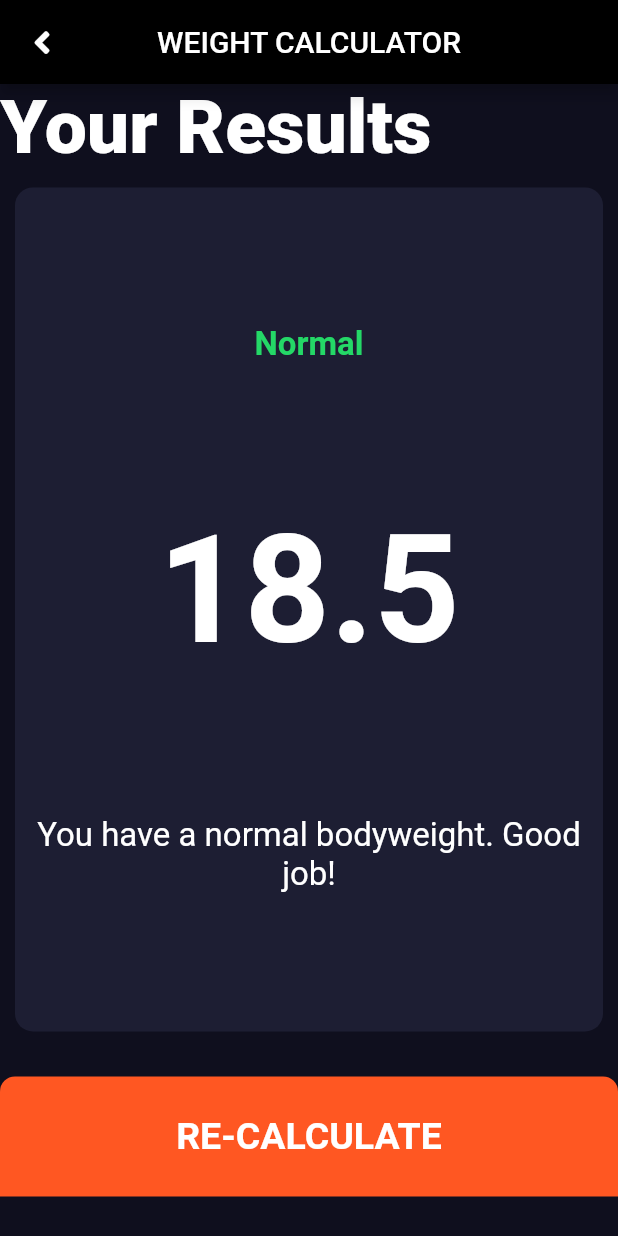
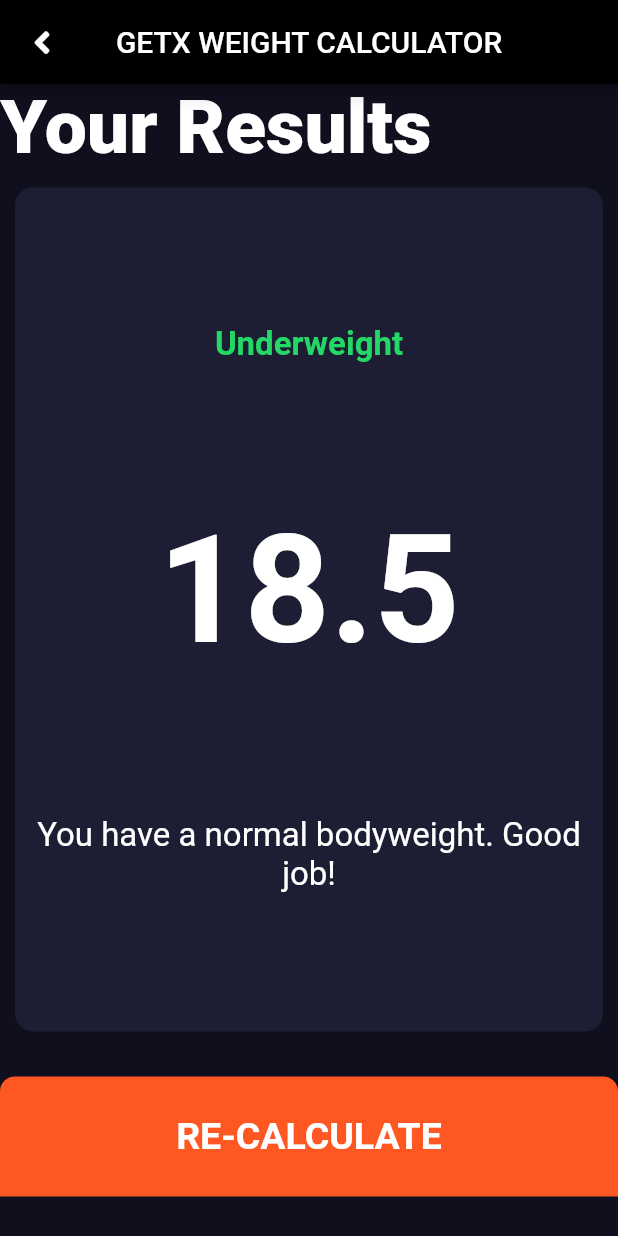
Before and after one commit to anikrakib/state_management_flutter, a Flutter app: the screen it shows after launch, after a tap on "CALCULATE", on a phone screen of 412 x 824 dp. Run offline on Flutter 3.47's test engine with Material 2 defaults, Android fonts, the phone set to English and light mode, and no system bars; our stand-ins replace font_awesome_flutter, get.

Commit message:
weight calculator state management(using getx)

```diff
--- a/lib/calculation.dart
+++ b/lib/calculation.dart
@@ -1,11 +1,11 @@
 import 'dart:math';
 
-class Calculator {
+class Calculation {
   final int height;
   final int weight;
   double _bmi = 0.0;
 
-  Calculator({required this.height, required this.weight});
+  Calculation({required this.height, required this.weight});
 
   String calculate() {
     _bmi = weight / (pow(height / 100, 2));
--- a/lib/constants.dart
+++ b/lib/constants.dart
@@ -1,6 +1,8 @@
 import 'package:flutter/material.dart';
 
-const title = 'weight calculator';
+const title_ = 'weight calculator';
+
+enum Sex { male, female }
 
 const kLabelTextStyle = TextStyle(
   fontSize: 18.0,
--- a/lib/screens/homePage/homepage.dart
+++ b/lib/default_state_management/screens/homePage/homepage.dart
@@ -2,10 +2,10 @@ import 'package:flutter/material.dart';
 import 'package:font_awesome_flutter/font_awesome_flutter.dart';
 import 'package:weight_calculator/calculation.dart';
 import 'package:weight_calculator/constants.dart';
-import 'package:weight_calculator/screens/homePage/component/bottom_button.dart';
-import 'package:weight_calculator/screens/homePage/component/icon_content.dart';
-import 'package:weight_calculator/screens/homePage/component/reusable_card.dart';
-import 'package:weight_calculator/screens/result/result_page.dart';
+import 'package:weight_calculator/component/bottom_button.dart';
+import 'package:weight_calculator/component/icon_content.dart';
+import 'package:weight_calculator/component/reusable_card.dart';
+import 'package:weight_calculator/default_state_management/screens/result/result_page.dart';
 
 enum Sex { Male, Female }
 
@@ -252,7 +252,7 @@ class _HomePageState extends State<HomePage> {
                       label: 'CALCULATE',
                       onPress: () {
                         var calulation =
-                            Calculator(height: height, weight: weight);
+                            Calculation(height: height, weight: weight);
 
                         final bmi = calulation.calculate();
                         final result = calulation.getResult();
@@ -262,9 +262,11 @@ class _HomePageState extends State<HomePage> {
                           context,
                           MaterialPageRoute(
                               builder: (context) => ResultPage(
-                                  bmi: bmi,
-                                  result: result,
-                                  interpretation: interpretation)),
+                                    bmi: bmi,
+                                    result: result,
+                                    interpretation: interpretation,
+                                    title: widget.title,
+                                  )),
                         );
                       }),
                 ),
--- /dev/null
+++ b/lib/default_state_management/screens/result/result_page.dart
@@ -0,0 +1,100 @@
+import 'package:flutter/material.dart';
+import 'package:font_awesome_flutter/font_awesome_flutter.dart';
+import 'package:weight_calculator/constants.dart';
+import 'package:weight_calculator/component/bottom_button.dart';
+import 'package:weight_calculator/component/reusable_card.dart';
+
+class ResultPage extends StatelessWidget {
+  const ResultPage({
+    Key? key,
+    required this.bmi,
+    required this.result,
+    required this.interpretation,
+    required this.title,
+  }) : super(key: key);
+
+  final String bmi;
+  final String title;
+  final String result;
+  final String interpretation;
+
+  @override
+  Widget build(BuildContext context) {
+    return Scaffold(
+      appBar: AppBar(
+        backgroundColor: Colors.black,
+        leading: GestureDetector(
+          onTap: () {
+            Navigator.pop(context);
+          },
+          child: const Icon(
+            FontAwesomeIcons.angleLeft,
+          ),
+        ),
+        title: Text(
+          title.toUpperCase(),
+        ),
+        centerTitle: true,
+      ),
+      body: Stack(
+        children: [
+          SingleChildScrollView(
+            child: Container(
+              height: MediaQuery.of(context).size.height * .9,
+              padding: const EdgeInsets.only(bottom: kCardMargin * 2),
+              child: Column(
+                mainAxisAlignment: MainAxisAlignment.center,
+                crossAxisAlignment: CrossAxisAlignment.start,
+                children: [
+                  const Text(
+                    "Your Results",
+                    style: kLargeNumberLabelTextStyle,
+                  ),
+                  Expanded(
+                    child: Container(
+                      margin: const EdgeInsets.only(bottom: kCardMargin * 8),
+                      child: ReUsableCard(
+                        color: kActiveCardColor,
+                        child: SizedBox(
+                          width: double.infinity,
+                          child: Expanded(
+                            child: Column(
+                              mainAxisAlignment: MainAxisAlignment.spaceEvenly,
+                              children: [
+                                Text(
+                                  result,
+                                  style: kResultsTextStyle,
+                                ),
+                                Text(
+                                  bmi,
+                                  style: kAppBarTitleTextStyle,
+                                ),
+                                Text(
+                                  interpretation,
+                                  style: kBodyTextStyle,
+                                  textAlign: TextAlign.center,
+                                ),
+                              ],
+                            ),
+                          ),
+                        ),
+                      ),
+                    ),
+                  ),
+                ],
+              ),
+            ),
+          ),
+          Positioned(
+            bottom: 0,
+            child: SizedBox(
+              width: MediaQuery.of(context).size.width,
+              child: BottomButton(
+                  label: 'RE-CALCULATE', onPress: () => Navigator.pop(context)),
+            ),
+          )
+        ],
+      ),
+    );
+  }
+}
--- /dev/null
+++ b/lib/getx_state_management/controller/input_controller.dart
@@ -0,0 +1,25 @@
+import 'package:flutter/cupertino.dart';
+import 'package:get/get.dart';
+import 'package:weight_calculator/constants.dart';
+
+class InputController extends GetxController {
+  RxInt bmi = 0.obs;
+  RxInt height = 180.obs;
+  RxInt weight = 60.obs;
+  RxInt age = 20.obs;
+  Rx<Sex> choice = Sex.male.obs;
+
+  RxBool isSelected = false.obs;
+
+  void incrementAge() => age.value++;
+  void decrementAge() => age.value--;
+  void incrementWeight() => weight.value++;
+  void decrementWeight() => weight.value--;
+  void chnageColor() => isSelected.value = !isSelected.value;
+  Color getCardColor({bool selected = false}) {
+    return selected ? kActiveCardColor : kInactiveCardColor;
+  }
+
+  void changeHeight(int heightNewvalue) => height.value = heightNewvalue;
+  void changeGender(Sex gender) => choice.value = gender;
+}
--- /dev/null
+++ b/lib/getx_state_management/screens/homePage/homepage.dart
@@ -0,0 +1,263 @@
+import 'package:flutter/material.dart';
+import 'package:font_awesome_flutter/font_awesome_flutter.dart';
+import 'package:get/get.dart';
+import 'package:weight_calculator/component/bottom_button.dart';
+import 'package:weight_calculator/component/icon_content.dart';
+import 'package:weight_calculator/component/reusable_card.dart';
+import 'package:weight_calculator/constants.dart';
+import 'package:weight_calculator/getx_state_management/controller/input_controller.dart';
+import 'package:weight_calculator/getx_state_management/screens/result/result_page.dart';
+
+import '../../../calculation.dart';
+
+class HomePage extends StatelessWidget {
+  const HomePage({
+    Key? key,
+    required this.title,
+  }) : super(key: key);
+
+  final String title;
+
+  @override
+  Widget build(BuildContext context) {
+    InputController inputController = Get.put(InputController());
+    print('create');
+    return Scaffold(
+      appBar: AppBar(
+        backgroundColor: Colors.black,
+        title: Text(title.toUpperCase()),
+        centerTitle: true,
+      ),
+      body: Builder(builder: (context) {
+        return SafeArea(
+          child: Stack(
+            children: [
+              Container(
+                  height: MediaQuery.of(context).size.height,
+                  padding: const EdgeInsets.only(bottom: kCardMargin * 8),
+                  child: SingleChildScrollView(
+                    physics: const BouncingScrollPhysics(),
+                    child: Obx(
+                      () => Column(
+                        mainAxisAlignment: MainAxisAlignment.center,
+                        crossAxisAlignment: CrossAxisAlignment.stretch,
+                        children: [
+                          Row(
+                            children: [
+                              Expanded(
+                                child: ReUsableCard(
+                                  color:
+                                      inputController.choice.value == Sex.male
+                                          ? kActiveCardColor
+                                          : kInactiveCardColor,
+                                  child: const IconContent(
+                                    label: "Male",
+                                    icon: FontAwesomeIcons.mars,
+                                  ),
+                                  onTap: () =>
+                                      inputController.changeGender(Sex.male),
+                                ),
+                              ),
+                              Expanded(
+                                child: ReUsableCard(
+                                  color:
+                                      inputController.choice.value == Sex.female
+                                          ? kActiveCardColor
+                                          : kInactiveCardColor,
+                                  child: const IconContent(
+                                    label: "Female",
+                                    icon: FontAwesomeIcons.venus,
+                                  ),
+                                  onTap: () =>
+                                      inputController.changeGender(Sex.female),
+                                ),
+                              ),
+                            ],
+                          ),
+                          ReUsableCard(
+                            color: kActiveCardColor,
+                            child: Padding(
+                              padding: const EdgeInsets.only(top: kCardMargin),
+                              child: Column(
+                                children: [
+                                  const Text(
+                                    "HEIGHT",
+                                    style: kLabelTextStyle,
+                                  ),
+                                  Row(
+                                    mainAxisAlignment: MainAxisAlignment.center,
+                                    crossAxisAlignment:
+                                        CrossAxisAlignment.baseline,
+                                    textBaseline: TextBaseline.alphabetic,
+                                    children: [
+                                      Text(
+                                        inputController.height.value.toString(),
+                                        style: kLargeNumberLabelTextStyle,
+                                      ),
+                                      const Text(
+                                        "cm",
+                                        style: kLabelTextStyle,
+                                      ),
+                                    ],
+                                  ),
+                                  SliderTheme(
+                                    data: SliderTheme.of(context).copyWith(
+                                      thumbShape: const RoundSliderThumbShape(
+                                        enabledThumbRadius: 15.0,
+                                      ),
+                                      overlayShape:
+                                          const RoundSliderOverlayShape(
+                                        overlayRadius: 30.0,
+                                      ),
+                                      thumbColor: Colors.deepOrange,
+                                      overlayColor: Colors.deepOrange.shade900,
+                                      activeTrackColor: Colors.white,
+                                      inactiveTrackColor:
+                                          const Color(0xFF8D8E98),
+                                    ),
+                                    child: Slider(
+                                        value: inputController.height.value
+                                            .toDouble(),
+                                        min: kSliderMin,
+                                        max: kSliderMax,
+                                        //divisions: (kSliderMax - kSliderMin).toInt(),
+                                        onChanged: (newValue) => inputController
+                                            .changeHeight(newValue.toInt())
+                                        //ChangeHeight(newValue.toInt()),
+                                        ),
+                                  )
+                                ],
+                              ),
+                            ),
+                          ),
+                          Row(
+                            children: [
+                              Expanded(
+                                child: ReUsableCard(
+                                  color: kActiveCardColor,
+                                  child: Padding(
+                                    padding:
+                                        const EdgeInsets.all(kCardMargin * 2),
+                                    child: Column(
+                                      mainAxisAlignment:
+                                          MainAxisAlignment.center,
+                                      children: [
+                                        const Text(
+                                          'WEIGHT',
+                                          style: kLabelTextStyle,
+                                        ),
+                                        Text(
+                                          inputController.weight.value
+                                              .toString(),
+                                          style: kLargeNumberLabelTextStyle,
+                                        ),
+                                        Row(
+                                          mainAxisAlignment:
+                                              MainAxisAlignment.center,
+                                          children: [
+                                            RawMaterialButton(
+                                              child: const Icon(
+                                                  FontAwesomeIcons.plus),
+                                              onPressed: () => inputController
+                                                  .incrementWeight(),
+                                              constraints:
+                                                  kRoundIconButtonConstraints,
+                                              shape: const CircleBorder(),
+                                              fillColor: kRoundIconButtonColor,
+                                            ),
+                                            const SizedBox(
+                                                width: labelIconSpacing),
+                                            RawMaterialButton(
+                                              child: const Icon(
+                                                  FontAwesomeIcons.minus),
+                                              onPressed: () => inputController
+                                                  .decrementWeight(),
+                                              constraints:
+                                                  kRoundIconButtonConstraints,
+                                              shape: const CircleBorder(),
+                                              fillColor: kRoundIconButtonColor,
+                                            ),
+                                          ],
+                                        ),
+                                      ],
+                                    ),
+                                  ),
+                                  onTap: () {},
+                                ),
+                              ),
+                              Expanded(
+                                child: ReUsableCard(
+                                  color: kActiveCardColor,
+                                  child: Padding(
+                                    padding:
+                                        const EdgeInsets.all(kCardMargin * 2),
+                                    child: Column(
+                                      mainAxisAlignment:
+                                          MainAxisAlignment.center,
+                                      children: [
+                                        const Text(
+                                          'AGE',
+                                          style: kLabelTextStyle,
+                                        ),
+                                        Text(
+                                          inputController.age.value.toString(),
+                                          style: kLargeNumberLabelTextStyle,
+                                        ),
+                                        Row(
+                                          mainAxisAlignment:
+                                              MainAxisAlignment.center,
+                                          children: [
+                                            RawMaterialButton(
+                                              child: const Icon(
+                                                  FontAwesomeIcons.plus),
+                                              onPressed: () => inputController
+                                                  .incrementAge(),
+                                              constraints:
+                                                  kRoundIconButtonConstraints,
+                                              shape: const CircleBorder(),
+                                              fillColor: kRoundIconButtonColor,
+                                            ),
+                                            const SizedBox(
+                                                width: labelIconSpacing),
+                                            RawMaterialButton(
+                                              child: const Icon(
+                                                  FontAwesomeIcons.minus),
+                                              onPressed: () => inputController
+                                                  .decrementAge(),
+                                              constraints:
+                                                  kRoundIconButtonConstraints,
+                                              shape: const CircleBorder(),
+                                              fillColor: kRoundIconButtonColor,
+                                            ),
+                                          ],
+                                        ),
+                                      ],
+                                    ),
+                                  ),
+                                  onTap: () {},
+                                ),
+                              ),
+                            ],
+                          ),
+                        ],
+                      ),
+                    ),
+                  )),
+              Positioned(
+                bottom: 0,
+                child: SizedBox(
+                  width: MediaQuery.of(context).size.width,
+                  child: BottomButton(
+                      label: 'CALCULATE',
+                      onPress: () {
+                        Get.toNamed('/result', arguments: {'title': title});
+                      }),
+                ),
+              )
+            ],
+          ),
+        );
+      }),
+    );
+  }
+}
--- a/lib/screens/result/result_page.dart
+++ b/lib/getx_state_management/screens/result/result_page.dart
@@ -1,36 +1,38 @@
 import 'package:flutter/material.dart';
 import 'package:font_awesome_flutter/font_awesome_flutter.dart';
+import 'package:get/get.dart';
+import 'package:weight_calculator/component/bottom_button.dart';
+import 'package:weight_calculator/component/reusable_card.dart';
 import 'package:weight_calculator/constants.dart';
-import 'package:weight_calculator/screens/homePage/component/bottom_button.dart';
-import 'package:weight_calculator/screens/homePage/component/reusable_card.dart';
+import 'package:weight_calculator/getx_state_management/controller/input_controller.dart';
+import '../../../calculation.dart';
 
 class ResultPage extends StatelessWidget {
   const ResultPage({
     Key? key,
-    required this.bmi,
-    required this.result,
-    required this.interpretation,
   }) : super(key: key);
-
-  final String bmi;
-  final String result;
-  final String interpretation;
 
   @override
   Widget build(BuildContext context) {
+    InputController inputController = Get.find();
+
+    var calculation = Calculation(
+        height: inputController.height.value,
+        weight: inputController.weight.value);
+
     return Scaffold(
       appBar: AppBar(
         backgroundColor: Colors.black,
         leading: GestureDetector(
           onTap: () {
-            Navigator.pop(context);
+            Get.back();
           },
           child: const Icon(
             FontAwesomeIcons.angleLeft,
           ),
         ),
         title: Text(
-          title.toUpperCase(),
+          Get.arguments['title'].toUpperCase(),
         ),
         centerTitle: true,
       ),
@@ -55,25 +57,23 @@ class ResultPage extends StatelessWidget {
                         color: kActiveCardColor,
                         child: SizedBox(
                           width: double.infinity,
-                          child: Expanded(
                           child: Column(
                             mainAxisAlignment: MainAxisAlignment.spaceEvenly,
                             children: [
                               Text(
-                                  result,
+                                calculation.getResult(),
                                 style: kResultsTextStyle,
                               ),
                               Text(
-                                  bmi,
+                                calculation.calculate(),
                                 style: kAppBarTitleTextStyle,
                               ),
                               Text(
-                                  interpretation,
+                                calculation.getInterpretation(),
                                 style: kBodyTextStyle,
                                 textAlign: TextAlign.center,
                               ),
                             ],
-                            ),
                           ),
                         ),
                       ),
@@ -88,7 +88,7 @@ class ResultPage extends StatelessWidget {
             child: SizedBox(
               width: MediaQuery.of(context).size.width,
               child: BottomButton(
-                  label: 'RE-CALCULATE', onPress: () => Navigator.pop(context)),
+                  label: 'RE-CALCULATE', onPress: () => Get.back()),
             ),
           )
         ],
--- a/lib/main.dart
+++ b/lib/main.dart
@@ -1,6 +1,9 @@
 import 'package:flutter/material.dart';
+import 'package:get/get.dart';
 import 'package:weight_calculator/constants.dart';
-import 'package:weight_calculator/screens/homePage/homepage.dart';
+import 'package:weight_calculator/getx_state_management/screens/homePage/homepage.dart';
+import 'package:weight_calculator/getx_state_management/screens/result/result_page.dart';
+//import 'default_state_management/screens/homePage/homepage.dart';
 
 void main() {
   runApp(const MyApp());
@@ -12,14 +15,21 @@ class MyApp extends StatelessWidget {
   // This widget is the root of your application.
   @override
   Widget build(BuildContext context) {
-    return MaterialApp(
-      title: 'Flutter Demo',
+    return GetMaterialApp(
+      title: title_,
       theme: ThemeData.dark().copyWith(
         primaryColor: Colors.black,
         scaffoldBackgroundColor: const Color(0xFF0F0F1E),
       ),
-      home: const HomePage(title: title),
+      //home: const HomePage(title: 'GetX ' + title_),
       debugShowCheckedModeBanner: false,
+      // for route management in getx
+      initialRoute: '/home',
+      getPages: [
+        GetPage(
+            name: '/home', page: () => const HomePage(title: 'GetX ' + title_)),
+        GetPage(name: '/result', page: () => const ResultPage())
+      ],
     );
   }
 }
--- a/pubspec.yaml
+++ b/pubspec.yaml
@@ -35,6 +35,7 @@ dependencies:
   # Use with the CupertinoIcons class for iOS style icons.
   cupertino_icons: ^1.0.2
   font_awesome_flutter: ^9.0.0
+  get: ^4.6.1
 
 dev_dependencies:
   flutter_test:
```
Also changed, not shown: lib/component/bottom_button.dart (renamed from lib/screens/homePage/component/bottom_button.dart), lib/component/icon_content.dart (renamed from lib/screens/homePage/component/icon_content.dart), lib/component/reusable_card.dart (renamed from lib/screens/homePage/component/reusable_card.dart), lib/component/round_icon_button.dart (renamed from lib/screens/homePage/component/round_icon_button.dart), pubspec.lock, 1 other file. Lines whose indentation alone changed are shown as unchanged.
